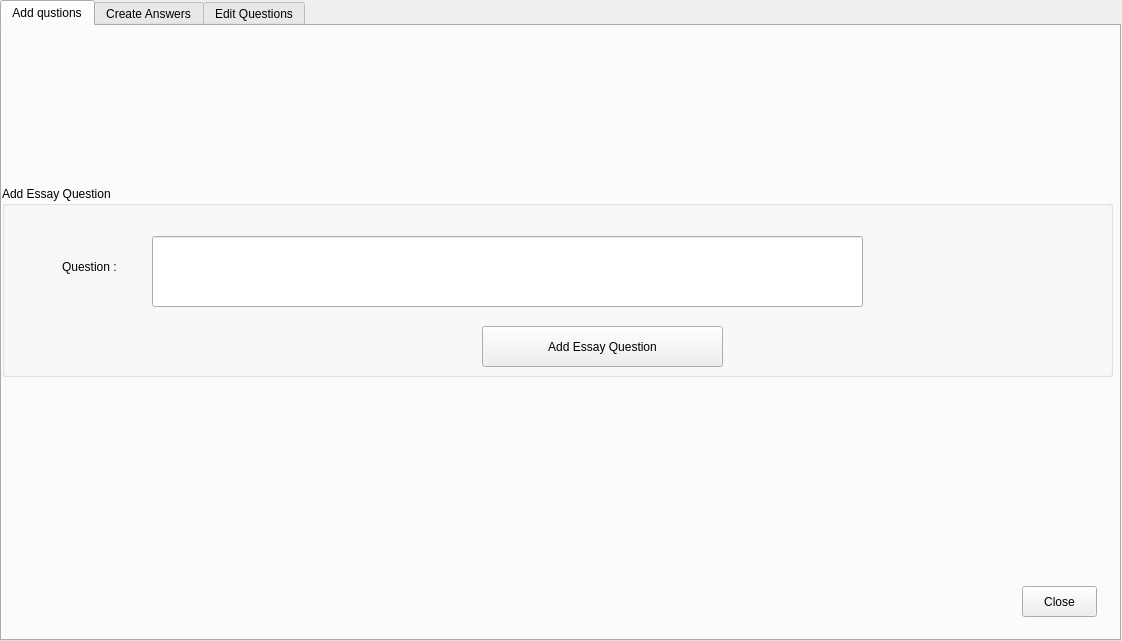
This is newessaypaper.ui in dkithmal/BinduProjectTeacher as Qt 5 draws it before an edit. The edited form follows.
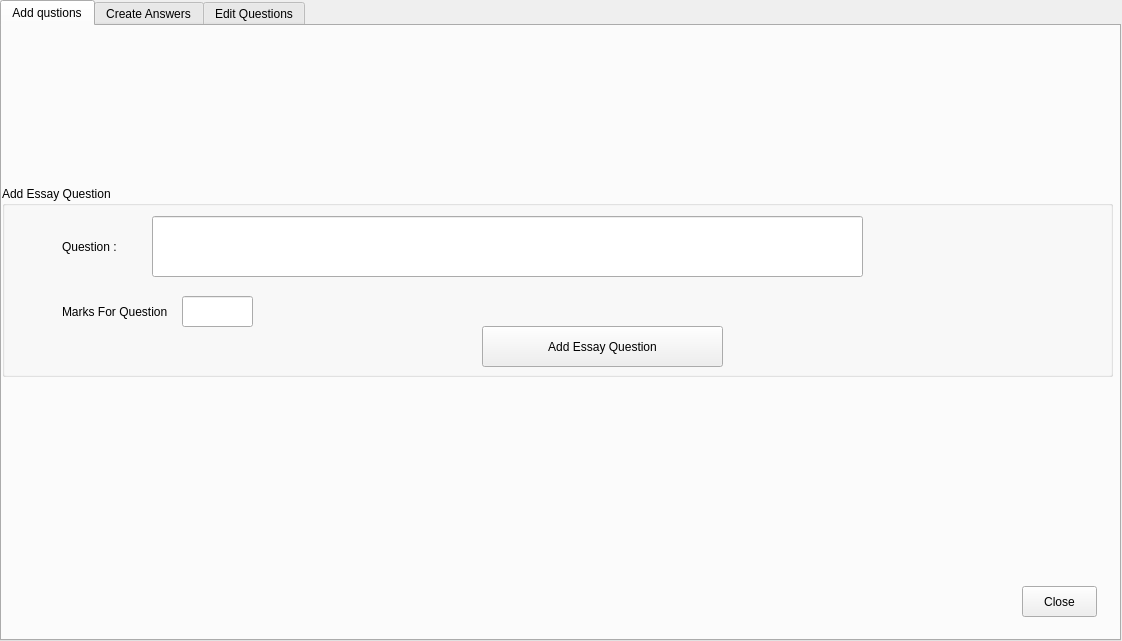
This is the edited form. The open tabs and pages were chosen to show the change.

Patch:
```diff
--- a/newessaypaper.ui
+++ b/newessaypaper.ui
@@ -63,7 +63,7 @@
       <property name="geometry">
        <rect>
         <x>60</x>
-        <y>70</y>
+        <y>50</y>
         <width>81</width>
         <height>21</height>
        </rect>
@@ -76,9 +76,9 @@
       <property name="geometry">
        <rect>
         <x>150</x>
-        <y>50</y>
+        <y>30</y>
         <width>711</width>
-        <height>71</height>
+        <height>61</height>
        </rect>
       </property>
       <property name="alignment">
@@ -98,6 +98,34 @@
        <string>Add Essay Question</string>
       </property>
      </widget>
+     <widget class="QLineEdit" name="lEEssayMarks">
+      <property name="geometry">
+       <rect>
+        <x>180</x>
+        <y>110</y>
+        <width>71</width>
+        <height>31</height>
+       </rect>
+      </property>
+      <property name="font">
+       <font>
+        <pointsize>12</pointsize>
+       </font>
+      </property>
+     </widget>
+     <widget class="QLabel" name="label">
+      <property name="geometry">
+       <rect>
+        <x>60</x>
+        <y>110</y>
+        <width>121</width>
+        <height>31</height>
+       </rect>
+      </property>
+      <property name="text">
+       <string>Marks For Question</string>
+      </property>
+     </widget>
     </widget>
    </widget>
    <widget class="QWidget" name="tab_2">
```
Left out of the diff: 2 changed lines with no effect on the pictures.
